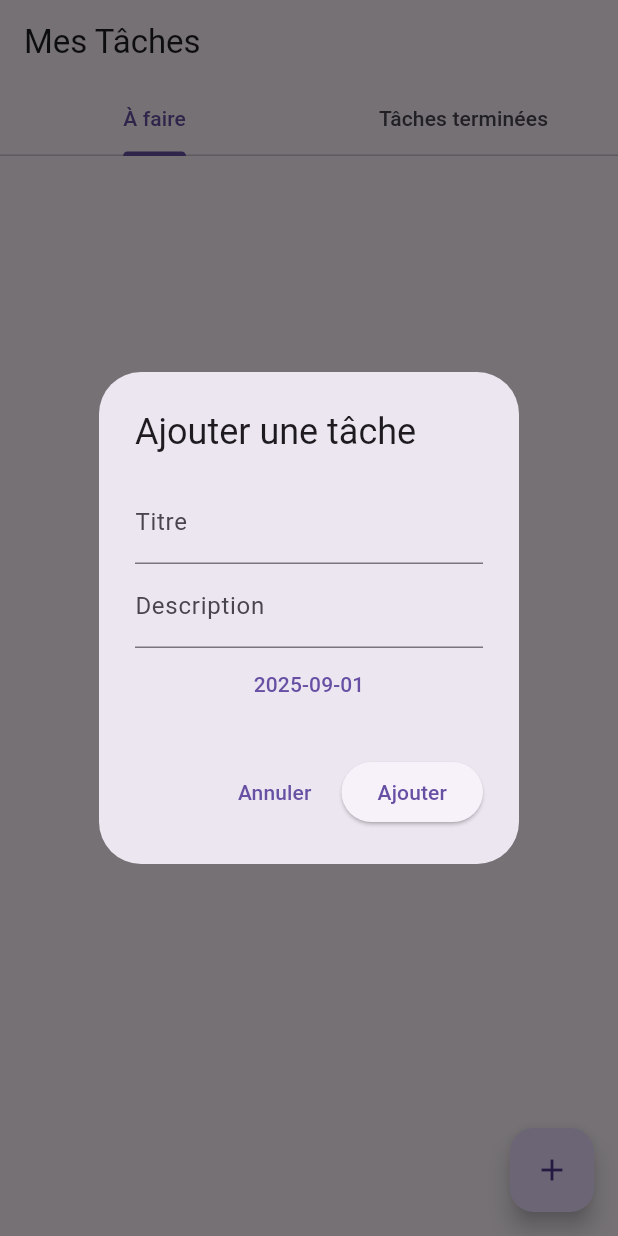
After one commit to Orden14/Flutter-project, a Flutter app: the screen it shows once a user with an empty profile is signed in, after a tap on the "add" icon, on a phone screen of 412 x 824 dp. The commit adds this screen. Run offline on Flutter 3.47's test engine with Material 3 defaults, Android fonts, the phone set to English and light mode, and no system bars; our stand-ins replace firebase_auth, firebase_core, firebase_database; accounts and stored records are empty; network calls fail.

Commit message:
Add todo feature (#2)
* pkgs

* Add todo model

* add todo page

* translate auth page to french

```diff
--- a/lib/main.dart
+++ b/lib/main.dart
@@ -3,8 +3,7 @@ import 'auth/login_page.dart';
 import 'firebase_options.dart';
 import 'package:firebase_core/firebase_core.dart';
 import 'package:firebase_auth/firebase_auth.dart';
-
-import 'home/welcome_page.dart';
+import 'todo/todo_page.dart';
 
 void main() async {
   WidgetsFlutterBinding.ensureInitialized();
@@ -24,7 +23,7 @@ class MyApp extends StatelessWidget {
         stream: FirebaseAuth.instance.authStateChanges(),
         builder: (context, snapshot) {
           if (snapshot.hasData) {
-            return const WelcomePage();
+            return const TodoPage();
           }
           return const LoginPage();
         },
--- /dev/null
+++ b/lib/todo/todo.dart
@@ -0,0 +1,34 @@
+class Todo {
+  String id;
+  String title;
+  String description;
+  DateTime dueDate;
+  bool isDone;
+
+  Todo({
+    required this.id,
+    required this.title,
+    required this.description,
+    required this.dueDate,
+    required this.isDone,
+  });
+
+  factory Todo.fromMap(Map<dynamic, dynamic> data, String id) {
+    return Todo(
+      id: id,
+      title: data['title'] ?? '',
+      description: data['description'] ?? '',
+      dueDate: DateTime.parse(data['dueDate']),
+      isDone: data['isDone'] ?? false,
+    );
+  }
+
+  Map<String, dynamic> toMap() {
+    return {
+      'title': title,
+      'description': description,
+      'dueDate': dueDate.toIso8601String(),
+      'isDone': isDone,
+    };
+  }
+}
--- /dev/null
+++ b/lib/todo/todo_page.dart
@@ -0,0 +1,195 @@
+import 'package:flutter/material.dart';
+import 'package:firebase_auth/firebase_auth.dart';
+import 'package:firebase_database/firebase_database.dart';
+import 'todo.dart';
+
+class TodoPage extends StatefulWidget {
+  const TodoPage({super.key});
+
+  @override
+  State<TodoPage> createState() => _TodoPageState();
+}
+
+class _TodoPageState extends State<TodoPage> {
+  final user = FirebaseAuth.instance.currentUser;
+  late DatabaseReference todosRef;
+
+  @override
+  void initState() {
+    super.initState();
+    todosRef = FirebaseDatabase.instance.ref('todos/${user!.uid}');
+  }
+
+  void _addOrEditTodo({Todo? todo}) async {
+    final titleController = TextEditingController(text: todo?.title ?? '');
+    final descController = TextEditingController(text: todo?.description ?? '');
+    DateTime? dueDate = todo?.dueDate ?? DateTime.now();
+    String? errorText;
+
+    await showDialog(
+      context: context,
+      builder: (context) {
+        return StatefulBuilder(
+          builder: (context, setState) => AlertDialog(
+            title: Text(todo == null ? 'Ajouter une tâche' : 'Modifier une tâche'),
+            content: Column(
+              mainAxisSize: MainAxisSize.min,
+              children: [
+                TextField(controller: titleController, decoration: const InputDecoration(labelText: 'Titre')),
+                TextField(controller: descController, decoration: const InputDecoration(labelText: 'Description')),
+                TextButton(
+                  child: Text(dueDate == null ? 'Choisir une date d\'échéance' : dueDate!.toLocal().toString().split(' ')[0]),
+                  onPressed: () async {
+                    final picked = await showDatePicker(
+                      context: context,
+                      initialDate: dueDate ?? DateTime.now(),
+                      firstDate: DateTime.now(),
+                      lastDate: DateTime(2100),
+                    );
+                    if (picked != null) setState(() => dueDate = picked);
+                  },
+                ),
+                if (errorText != null)
+                  Padding(
+                    padding: const EdgeInsets.only(top: 8.0),
+                    child: Text(errorText!, style: const TextStyle(color: Colors.red)),
+                  ),
+              ],
+            ),
+            actions: [
+              TextButton(
+                child: const Text('Annuler'),
+                onPressed: () => Navigator.pop(context),
+              ),
+              ElevatedButton(
+                child: Text(todo == null ? 'Ajouter' : 'Enregistrer'),
+                onPressed: () async {
+                  if (titleController.text.isEmpty) {
+                    setState(() => errorText = 'Un titre est requis');
+                    return;
+                  }
+                  if (dueDate == null) {
+                    setState(() => errorText = 'La date d\'échéance est requise');
+                    return;
+                  }
+                  final newTodo = Todo(
+                    id: todo?.id ?? todosRef.push().key!,
+                    title: titleController.text,
+                    description: descController.text,
+                    dueDate: dueDate!,
+                    isDone: todo?.isDone ?? false,
+                  );
+                  try {
+                    await todosRef.child(newTodo.id).set(newTodo.toMap());
+                    Navigator.pop(context);
+                  } catch (e) {
+                    setState(() => errorText = 'Échec de l\'enregistrement de la tâche : $e');
+                  }
+                },
+              ),
+            ],
+          ),
+        );
+      },
+    );
+  }
+
+  void _deleteTodo(String id) {
+    showDialog(
+      context: context,
+      builder: (context) => AlertDialog(
+        title: const Text('Supprimer la tâche'),
+        content: const Text('Êtes-vous sûr de vouloir supprimer cette tâche ?'),
+        actions: [
+          TextButton(
+            child: const Text('Annuler'),
+            onPressed: () => Navigator.pop(context),
+          ),
+          ElevatedButton(
+            child: const Text('Supprimer'),
+            style: ElevatedButton.styleFrom(backgroundColor: Colors.red),
+            onPressed: () {
+              todosRef.child(id).remove();
+              Navigator.pop(context);
+            },
+          ),
+        ],
+      ),
+    );
+  }
+
+  void _toggleDone(Todo todo) {
+    todosRef.child(todo.id).update({'isDone': !todo.isDone});
+  }
+
+  @override
+  Widget build(BuildContext context) {
+    return DefaultTabController(
+      length: 2,
+      child: Scaffold(
+        appBar: AppBar(
+          title: const Text('Mes Tâches'),
+          bottom: const TabBar(
+            tabs: [
+              Tab(text: 'À faire'),
+              Tab(text: 'Tâches terminées'),
+            ],
+          ),
+        ),
+        body: StreamBuilder<DatabaseEvent>(
+          stream: todosRef.orderByChild('dueDate').onValue,
+          builder: (context, snapshot) {
+            if (!snapshot.hasData || snapshot.data!.snapshot.value == null) {
+              return const Center(child: Text('Aucune tâche disponible dans cet onglet.'));
+            }
+            final data = Map<String, dynamic>.from(snapshot.data!.snapshot.value as Map);
+            final todos = data.entries
+                .map((e) => Todo.fromMap(Map<String, dynamic>.from(e.value), e.key))
+                .toList()
+              ..sort((a, b) => a.dueDate.compareTo(b.dueDate));
+            final toDoList = todos.where((t) => !t.isDone).toList();
+            final doneList = todos.where((t) => t.isDone).toList();
+            return TabBarView(
+              children: [
+                _buildTodoList(toDoList),
+                _buildTodoList(doneList),
+              ],
+            );
+          },
+        ),
+        floatingActionButton: FloatingActionButton(
+          onPressed: () => _addOrEditTodo(),
+          child: const Icon(Icons.add),
+        ),
+      ),
+    );
+  }
+
+  Widget _buildTodoList(List<Todo> todos) {
+    if (todos.isEmpty) {
+      return const Center(child: Text('Aucune tâche pour le moment.'));
+    }
+    return ListView.builder(
+      itemCount: todos.length,
+      itemBuilder: (context, i) {
+        final todo = todos[i];
+        return ListTile(
+          title: Text(todo.title),
+          subtitle: Text('${todo.description}\nDue: ${todo.dueDate.toLocal().toString().split(' ')[0]}'),
+          isThreeLine: true,
+          leading: Checkbox(
+            value: todo.isDone,
+            onChanged: (_) => _toggleDone(todo),
+          ),
+          trailing: Row(
+            mainAxisSize: MainAxisSize.min,
+            children: [
+              IconButton(icon: const Icon(Icons.edit), onPressed: () => _addOrEditTodo(todo: todo)),
+              IconButton(icon: const Icon(Icons.delete), onPressed: () => _deleteTodo(todo.id)),
+            ],
+          ),
+        );
+      },
+    );
+  }
+}
--- a/pubspec.yaml
+++ b/pubspec.yaml
@@ -36,6 +36,7 @@ dependencies:
   # The following adds the Cupertino Icons font to your application.
   # Use with the CupertinoIcons class for iOS style icons.
   cupertino_icons: ^1.0.8
+  firebase_database: ^12.0.0
 
 dev_dependencies:
   flutter_test:
@@ -46,7 +47,7 @@ dev_dependencies:
   # activated in the `analysis_options.yaml` file located at the root of your
   # package. See that file for information about deactivating specific lint
   # rules and activating additional ones.
-  flutter_lints: ^5.0.0
+  flutter_lints: ^6.0.0
 
 # For information on the generic Dart part of this file, see the
 # following page: https://dart.dev/tools/pub/pubspec
```
Also changed, not shown: lib/auth/login_page.dart (+14 -14 lines), lib/home/welcome_page.dart (deleted, +0 -17 lines), pubspec.lock, 3 other files.
